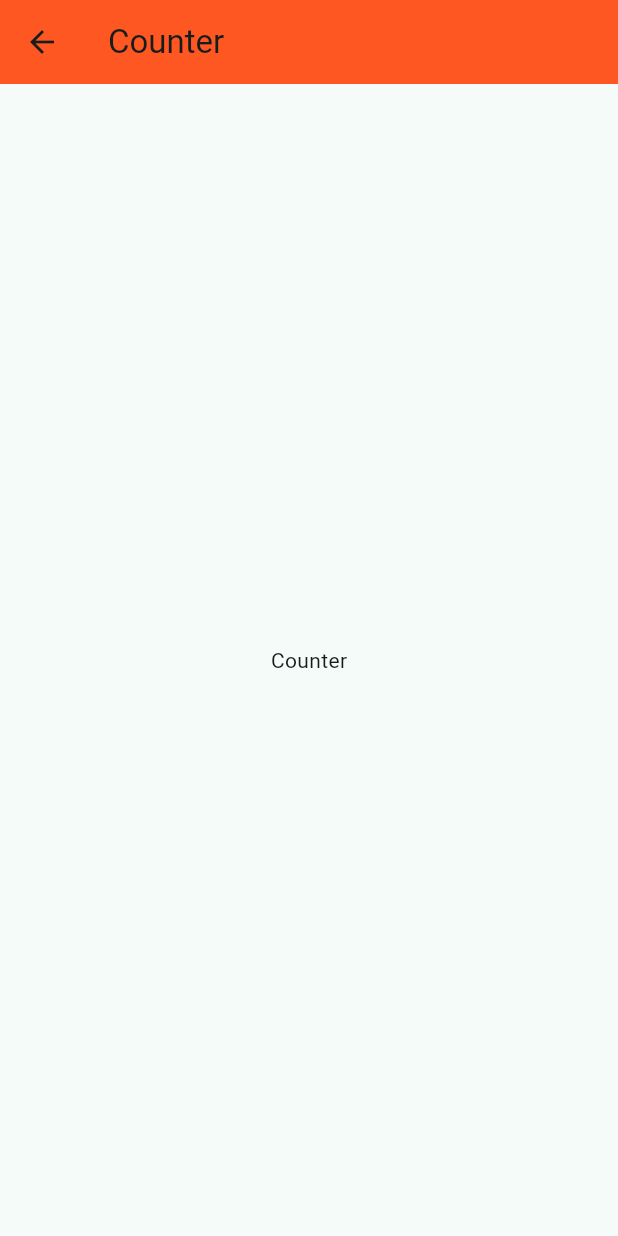
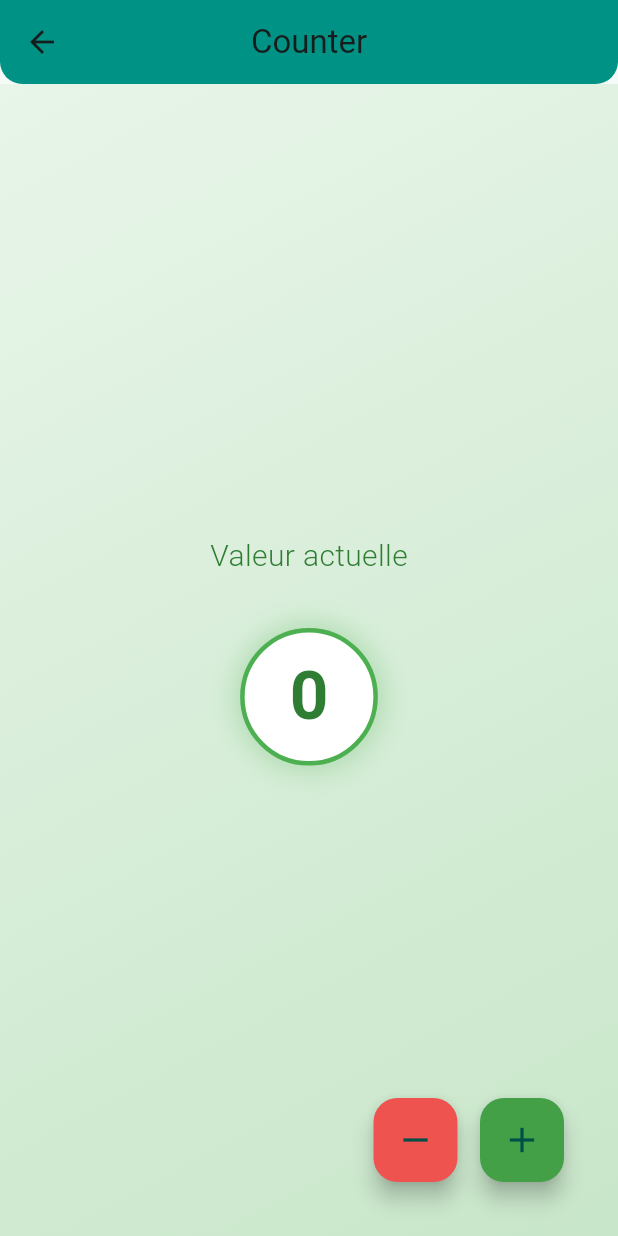
Before and after one commit to Erradilatifa/flutter, a Flutter app: the Counter screen opened by its route, on a phone screen of 412 x 824 dp. Run offline on Flutter 3.47's test engine with Material 3 defaults, Android fonts, the phone set to English and light mode, and no system bars.

Commit message:
Ajout de la nouvelle version du projet

```diff
--- a/lib/main.dart
+++ b/lib/main.dart
@@ -24,7 +24,7 @@ class MyApp extends StatelessWidget {
         colorScheme:ColorScheme.fromSeed(
             seedColor:Colors.teal
         ),
-        primaryColor:Colors.deepOrange,
+        primaryColor:Colors.teal,
         textTheme:TextTheme(
           bodyLarge: TextStyle(fontSize: 22)
         ),
--- a/lib/pages/counter.page.dart
+++ b/lib/pages/counter.page.dart
@@ -1,16 +1,111 @@
 import 'package:flutter/material.dart';
-class Counter extends StatelessWidget {
+
+class Counter extends StatefulWidget {
   const Counter({super.key});
+
+  @override
+  State<Counter> createState() => _CounterState();
+}
+
+class _CounterState extends State<Counter> {
+  int counter = 0;
 
   @override
   Widget build(BuildContext context) {
     return Scaffold(
-      appBar: AppBar(title: Text("Counter"),backgroundColor:Theme.of(context).primaryColor ,),
-      body: Center(
-        child: Text("Counter"),
+      appBar: AppBar(
+        title: const Text("Counter"),
+        backgroundColor: Theme.of(context).primaryColor,
+        centerTitle: true,
+        elevation: 4,
+        shape: const RoundedRectangleBorder(
+          borderRadius: BorderRadius.vertical(
+            bottom: Radius.circular(15),
+          ),
+        ),
       ),
-
-    ) ;
-
+      body: Container(
+        decoration: BoxDecoration(
+          gradient: LinearGradient(
+            begin: Alignment.topLeft,
+            end: Alignment.bottomRight,
+            colors: [
+              Colors.green[50]!,
+              Colors.green[100]!,
+            ],
+          ),
+        ),
+        child: Center(
+          child: Column(
+            mainAxisAlignment: MainAxisAlignment.center,
+            children: [
+              Text(
+                "Valeur actuelle",
+                style: TextStyle(
+                  fontSize: 20,
+                  color: Colors.green[800],
+                  fontWeight: FontWeight.w300,
+                ),
+              ),
+              const SizedBox(height: 20),
+              Container(
+                padding: const EdgeInsets.all(30),
+                decoration: BoxDecoration(
+                  color: Colors.white,
+                  shape: BoxShape.circle,
+                  boxShadow: [
+                    BoxShadow(
+                      color: Colors.green.withOpacity(0.3),
+                      blurRadius: 15,
+                      spreadRadius: 3,
+                    ),
+                  ],
+                  border: Border.all(
+                    color: Colors.green,
+                    width: 3,
+                  ),
+                ),
+                child: Text(
+                  "$counter",
+                  style: Theme.of(context).textTheme.displayMedium?.copyWith(
+                    color: Colors.green[800],
+                    fontWeight: FontWeight.bold,
+                  ),
+                ),
+              ),
+            ],
+          ),
+        ),
+      ),
+      floatingActionButton: Padding(
+        padding: const EdgeInsets.only(right: 20, bottom: 20),
+        child: Row(
+          mainAxisAlignment: MainAxisAlignment.end,
+          children: [
+            FloatingActionButton(
+              heroTag: 'decrement',
+              backgroundColor: Colors.red[400],
+              child: const Icon(Icons.remove, size: 28),
+              onPressed: () {
+                setState(() {
+                  counter--;
+                });
+              },
+            ),
+            const SizedBox(width: 15),
+            FloatingActionButton(
+              heroTag: 'increment',
+              backgroundColor: Colors.green[600],
+              child: const Icon(Icons.add, size: 28),
+              onPressed: () {
+                setState(() {
+                  counter++;
+                });
+              },
+            ),
+          ],
+        ),
+      ),
+    );
   }
 }
```
Also changed, not shown: lib/pages/home.page.dart (+4 -56 lines), lib/widgets/cutom.drawer.widget.dart (added, +61 -0 lines), lib/widgets/drawer.header.dart (added, +29 -0 lines), lib/widgets/drawer.item.dart (added, +27 -0 lines).
